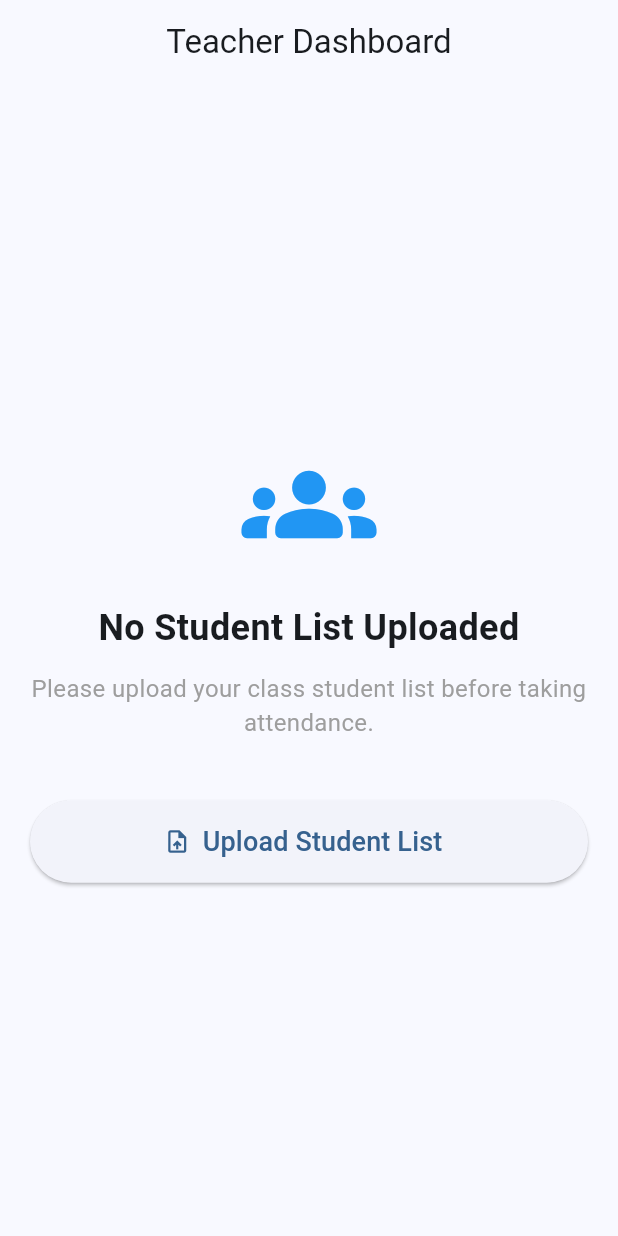
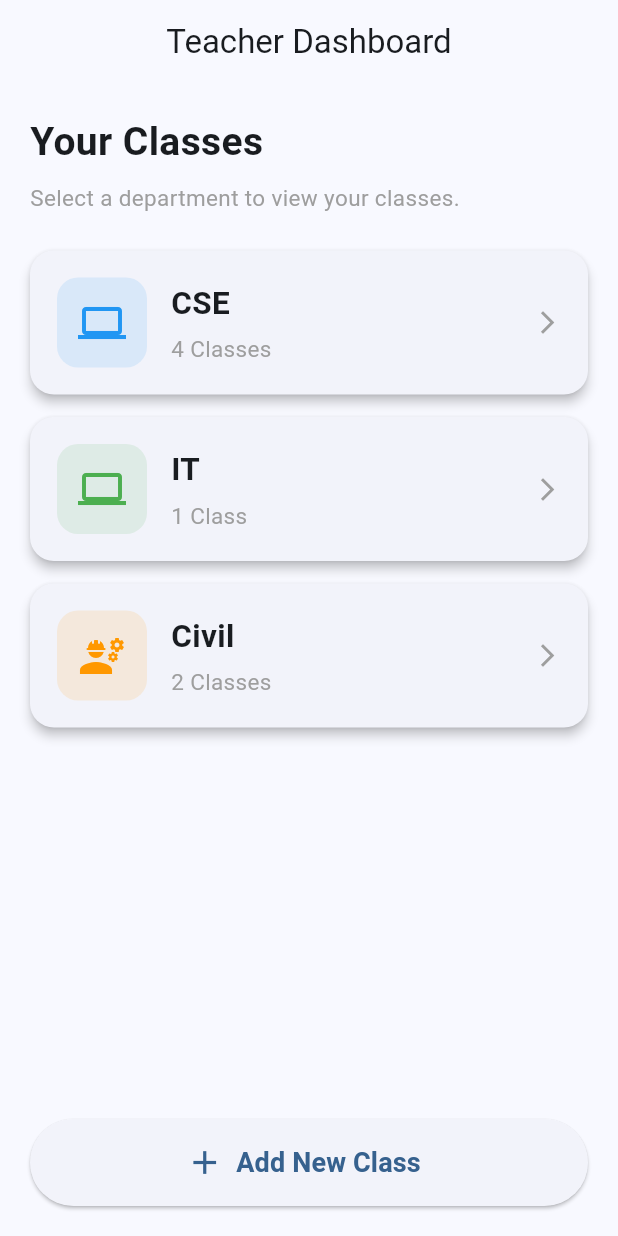
Before and after one commit to vikashraj31/smart_attendance_app, a Flutter app: the TeacherDashboard screen opened directly, on a phone screen of 412 x 824 dp. Run offline on Flutter 3.47's test engine with Material 3 defaults, Android fonts, the phone set to English and light mode, and no system bars; our stand-ins replace firebase_auth, firebase_core, google_sign_in; missing offline and left inert: file_selector, mobile_scanner, spreadsheet_decoder; accounts and stored records are empty.

Commit message:
New Feature click on class

```diff
--- a/lib/dashboards/teacher_dashboard.dart
+++ b/lib/dashboards/teacher_dashboard.dart
@@ -1,68 +1,123 @@
 import 'package:flutter/material.dart';
 import '../screens/add_class_screen.dart';
+import '../screens/class_list_screen.dart';
 
 class TeacherDashboard extends StatelessWidget {
   const TeacherDashboard({super.key});
 
+  // Temporary data.
+  // Firebase integration baad me karenge.
+  final List<Map<String, dynamic>> categories = const [
+    {
+      "name": "CSE",
+      "classCount": 4,
+      "icon": Icons.computer,
+      "color": Colors.blue,
+    },
+    {
+      "name": "IT",
+      "classCount": 1,
+      "icon": Icons.laptop,
+      "color": Colors.green,
+    },
+    {
+      "name": "Civil",
+      "classCount": 2,
+      "icon": Icons.engineering,
+      "color": Colors.orange,
+    },
+  ];
+
+  void _openAddClass(BuildContext context) {
+    Navigator.push(
+      context,
+      MaterialPageRoute(builder: (context) => const AddClassScreen()),
+    );
+  }
+
+  void _openCategory(BuildContext context, String category, int classCount) {
+    Navigator.push(
+      context,
+      MaterialPageRoute(
+        builder: (context) => ClassListScreen(category: category),
+      ),
+    );
+  }
+
   @override
   Widget build(BuildContext context) {
     return Scaffold(
-      appBar: AppBar(
-        title: const Text("Teacher Dashboard"),
-        centerTitle: true,
-      ),
+      appBar: AppBar(title: const Text("Teacher Dashboard"), centerTitle: true),
+
       body: Padding(
         padding: const EdgeInsets.all(20),
+
         child: Column(
-          mainAxisAlignment: MainAxisAlignment.center,
+          crossAxisAlignment: CrossAxisAlignment.start,
+
           children: [
-            const Icon(
-              Icons.groups_rounded,
-              size: 90,
-              color: Colors.blue,
+            const Text(
+              "Your Classes",
+              style: TextStyle(fontSize: 26, fontWeight: FontWeight.bold),
             ),
 
-            const SizedBox(height: 20),
+            const SizedBox(height: 8),
 
             const Text(
-              "No Student List Uploaded",
-              textAlign: TextAlign.center,
-              style: TextStyle(
-                fontSize: 24,
-                fontWeight: FontWeight.bold,
+              "Select a department to view your classes.",
+              style: TextStyle(fontSize: 15, color: Colors.grey),
+            ),
+
+            const SizedBox(height: 25),
+
+            // ==================================================
+            // CATEGORY LIST
+            // ==================================================
+            Expanded(
+              child: ListView.builder(
+                itemCount: categories.length,
+
+                itemBuilder: (context, index) {
+                  final category = categories[index];
+
+                  return _CategoryCard(
+                    name: category["name"],
+                    classCount: category["classCount"],
+                    icon: category["icon"],
+                    color: category["color"],
+
+                    onTap: () {
+                      _openCategory(
+                        context,
+                        category["name"],
+                        category["classCount"],
+                      );
+                    },
+                  );
+                },
               ),
             ),
 
-            const SizedBox(height: 12),
+            const SizedBox(height: 15),
 
-            const Text(
-              "Please upload your class student list before taking attendance.",
-              textAlign: TextAlign.center,
-              style: TextStyle(
-                fontSize: 16,
-                color: Colors.grey,
-              ),
-            ),
-
-            const SizedBox(height: 40),
-
+            // ==================================================
+            // ADD NEW CLASS
+            // ==================================================
             SizedBox(
               width: double.infinity,
-              height: 55,
+              height: 58,
+
               child: ElevatedButton.icon(
-                icon: const Icon(Icons.upload_file),
+                onPressed: () {
+                  _openAddClass(context);
+                },
+
+                icon: const Icon(Icons.add, size: 26),
+
                 label: const Text(
-                  "Upload Student List",
-                  style: TextStyle(fontSize: 18),
+                  "Add New Class",
+                  style: TextStyle(fontSize: 18, fontWeight: FontWeight.bold),
                 ),
-                onPressed: () {
-                  Navigator.push(
-                    context,
-                    MaterialPageRoute(
-                      builder: (context) => const AddClassScreen(),
-                    ),
-                  );
-                },
               ),
             ),
           ],
@@ -71,3 +126,96 @@ class TeacherDashboard extends StatelessWidget {
     );
   }
 }
+
+// ============================================================
+// CATEGORY CARD
+// ============================================================
+
+class _CategoryCard extends StatelessWidget {
+  final String name;
+  final int classCount;
+  final IconData icon;
+  final Color color;
+  final VoidCallback onTap;
+
+  const _CategoryCard({
+    required this.name,
+    required this.classCount,
+    required this.icon,
+    required this.color,
+    required this.onTap,
+  });
+
+  @override
+  Widget build(BuildContext context) {
+    return Card(
+      margin: const EdgeInsets.only(bottom: 15),
+
+      elevation: 3,
+
+      shape: RoundedRectangleBorder(borderRadius: BorderRadius.circular(16)),
+
+      child: InkWell(
+        borderRadius: BorderRadius.circular(16),
+        onTap: onTap,
+
+        child: Padding(
+          padding: const EdgeInsets.all(18),
+
+          child: Row(
+            children: [
+              // =================================================
+              // ICON
+              // =================================================
+              Container(
+                width: 60,
+                height: 60,
+
+                decoration: BoxDecoration(
+                  color: color.withValues(alpha: 0.12),
+                  borderRadius: BorderRadius.circular(14),
+                ),
+
+                child: Icon(icon, color: color, size: 32),
+              ),
+
+              const SizedBox(width: 16),
+
+              // =================================================
+              // TEXT
+              // =================================================
+              Expanded(
+                child: Column(
+                  crossAxisAlignment: CrossAxisAlignment.start,
+
+                  children: [
+                    Text(
+                      name,
+                      style: const TextStyle(
+                        fontSize: 21,
+                        fontWeight: FontWeight.bold,
+                      ),
+                    ),
+
+                    const SizedBox(height: 5),
+
+                    Text(
+                      classCount == 1 ? "1 Class" : "$classCount Classes",
+
+                      style: const TextStyle(fontSize: 15, color: Colors.grey),
+                    ),
+                  ],
+                ),
+              ),
+
+              // =================================================
+              // ARROW
+              // =================================================
+              const Icon(Icons.arrow_forward_ios, size: 18, color: Colors.grey),
+            ],
+          ),
+        ),
+      ),
+    );
+  }
+}
```
Also changed, not shown: lib/screens/class_list_screen.dart (added, +298 -0 lines).
